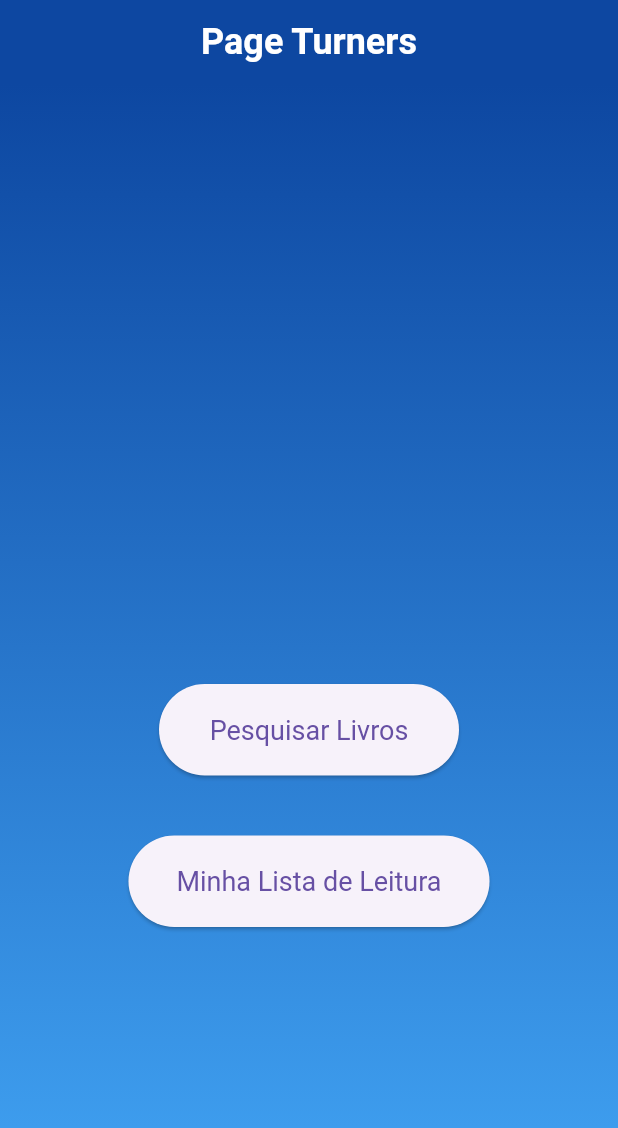
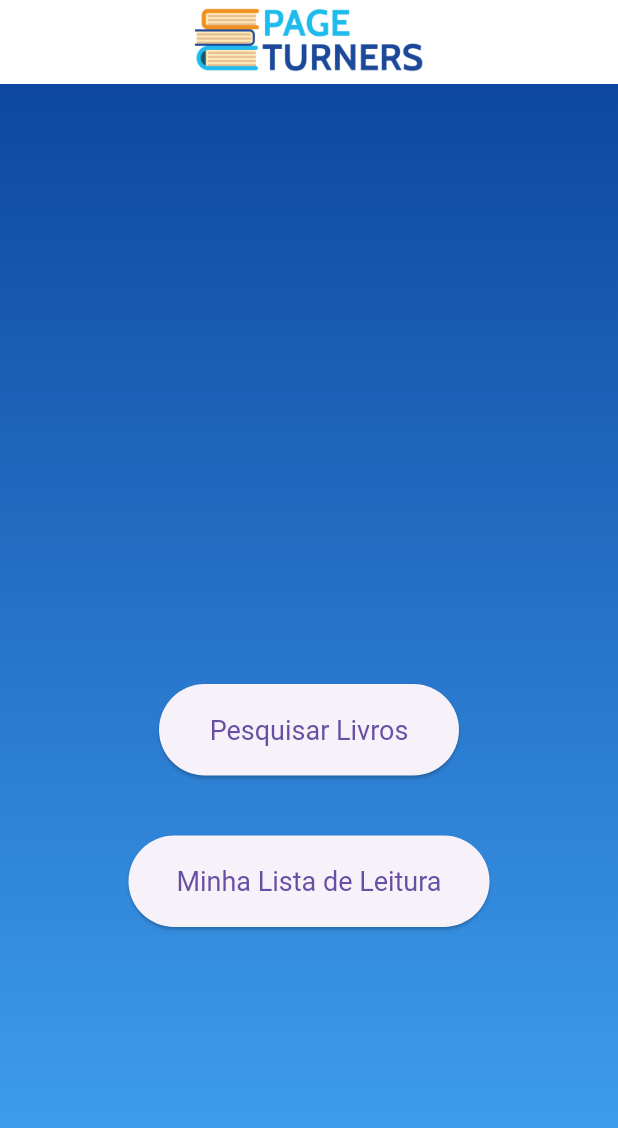
Before and after one commit to eduardonicioli/list_book, a Flutter app: the screen it shows after launch, on a phone screen of 412 x 824 dp. Shown: the top 1128 px of the screen. Run offline on Flutter 3.47's test engine with Material 3 defaults, Android fonts, the phone set to English and light mode, and no system bars; our stand-ins replace sqflite, sqflite_common_ffi; accounts and stored records are empty.

Commit message:
add logo.png

```diff
--- a/lib/pages/tela_inicial.dart
+++ b/lib/pages/tela_inicial.dart
@@ -7,14 +7,13 @@ class TelaInicial extends StatelessWidget {
   Widget build(BuildContext context) {
     return Scaffold(
       appBar: AppBar(
-        backgroundColor: const Color(0xFF0D47A1),
-        title: const Text('Page Turners', style: TextStyle(
-          fontFamily: 'Roboto',
-          fontSize: 24,
-          fontWeight: FontWeight.bold,
-          color: Colors.white,
-        ),),
+        title: Image.asset(
+          'assets/imagens/logo.png',
+          fit: BoxFit.contain,
+          height: 50,
+        ),
         centerTitle: true,
+        backgroundColor: Colors.white,
       ),
       body: Container(
         decoration: const BoxDecoration(
@@ -22,14 +21,13 @@ class TelaInicial extends StatelessWidget {
             begin: Alignment.topCenter,
             end: Alignment.bottomCenter,
             colors: [
-              Color(0xFF0D47A1), // Azul escuro
-              Color(0xFF42A5F5), // Azul claro
+              Color(0xFF0D47A1),
+              Color(0xFF42A5F5),
             ],
           ),
         ),
         child: Center(
           child: Column(
-            mainAxisAlignment: MainAxisAlignment.start,
             children: [
               const SizedBox(height: 400),
               ElevatedButton(
--- a/pubspec.yaml
+++ b/pubspec.yaml
@@ -68,6 +68,9 @@ flutter:
   # the material Icons class.
   uses-material-design: true
 
+  assets:
+    - assets/imagens/logo.png
+
   # To add assets to your application, add an assets section, like this:
   # assets:
   #   - images/a_dot_burr.jpeg
```
Also changed, not shown: assets/imagens/logo.png (added).
